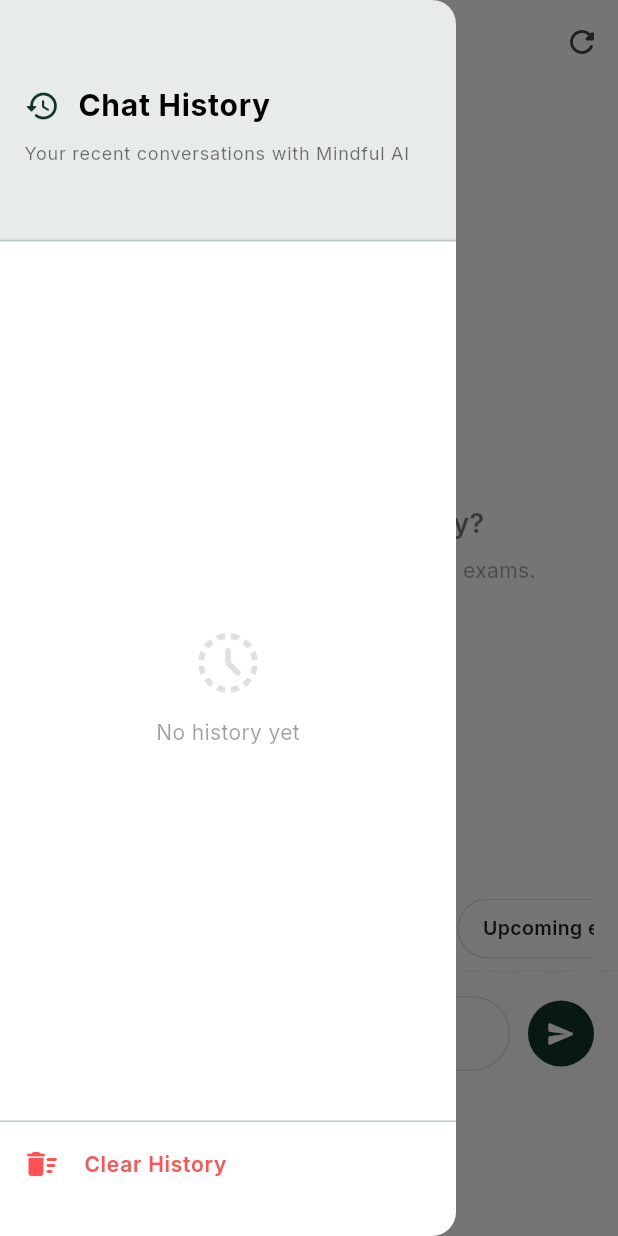
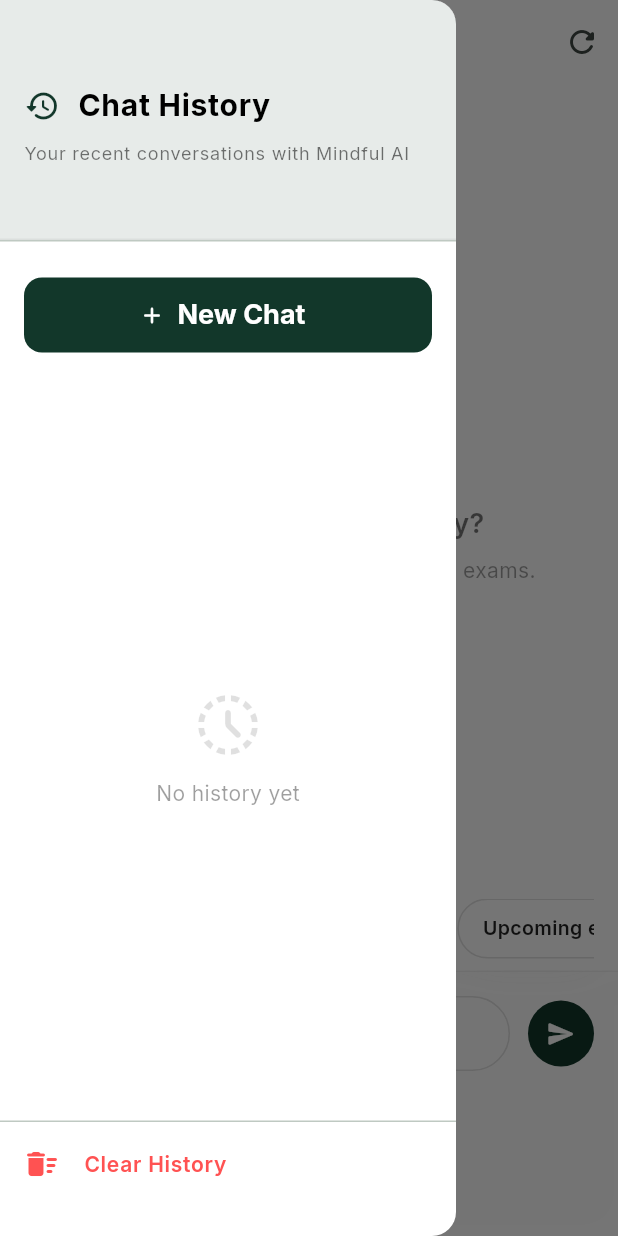
Before and after one commit to piouskenny/mindful_scholar, a Flutter app: the ChatScreen screen opened directly, with the side drawer open, on a phone screen of 412 x 824 dp. Run offline on Flutter 3.47's test engine with Material 3 defaults, Android fonts, the phone set to English and light mode, and no system bars; our stand-ins replace flutter_markdown, google_fonts, image_picker, shared_preferences; accounts and stored records are empty; network calls fail.

Commit message:
added plus

```diff
--- a/lib/screens/chat_screen.dart
+++ b/lib/screens/chat_screen.dart
@@ -211,6 +211,26 @@
       child: Column(
         children: [
           _buildDrawerHeader(isDark),
+          Padding(
+            padding: const EdgeInsets.all(16.0),
+            child: ElevatedButton.icon(
+              onPressed: () {
+                Navigator.pop(context);
+                _showClearChatDialog(context);
+              },
+              icon: const Icon(Icons.add_rounded, color: Colors.white),
+              label: Text(
+                'New Chat',
+                style: GoogleFonts.inter(fontWeight: FontWeight.bold, color: Colors.white),
+              ),
+              style: ElevatedButton.styleFrom(
+                backgroundColor: AppColors.primary,
+                minimumSize: const Size(double.infinity, 50),
+                shape: RoundedRectangleBorder(borderRadius: BorderRadius.circular(12)),
+                elevation: 0,
+              ),
+            ),
+          ),
           Expanded(
             child: provider.messages.isEmpty
                 ? _buildEmptyHistory(isDark)
```
